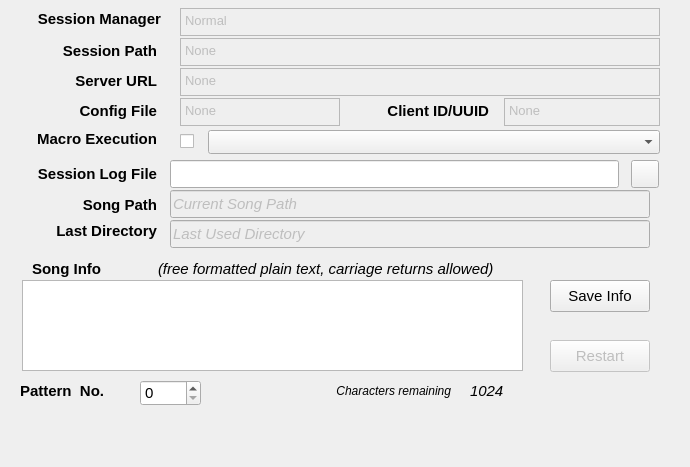
The window that seq_qt5/forms/qsessionframe.ui (ahlstromcj/seq66) describes before a commit, drawn with Qt 5.
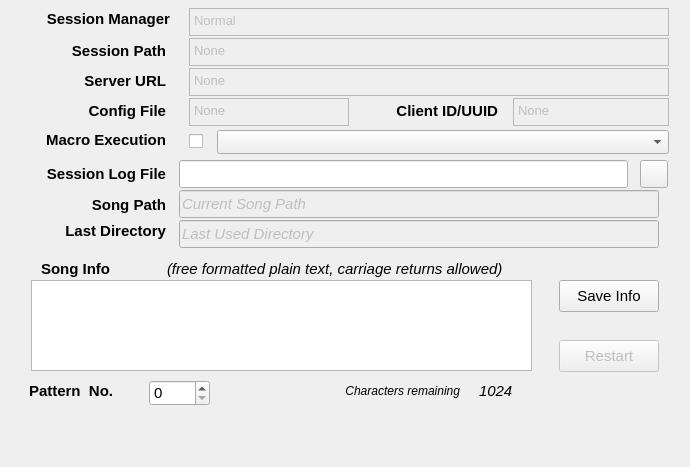
The same window after the commit.

```diff
--- a/seq_qt5/forms/qsessionframe.ui
+++ b/seq_qt5/forms/qsessionframe.ui
@@ -16,7 +16,7 @@
   <widget class="QLabel" name="sessionNameLabel">
    <property name="geometry">
     <rect>
-     <x>8</x>
+     <x>17</x>
      <y>42</y>
      <width>149</width>
      <height>18</height>
@@ -47,7 +47,7 @@
    </property>
    <property name="geometry">
     <rect>
-     <x>180</x>
+     <x>189</x>
      <y>38</y>
      <width>480</width>
      <height>28</height>
@@ -86,14 +86,14 @@
 hr { height: 1px; border-width: 0; }
 li.unchecked::marker { content: &quot;\2610&quot;; }
 li.checked::marker { content: &quot;\2612&quot;; }
-&lt;/style&gt;&lt;/head&gt;&lt;body style=&quot; font-size:11pt; font-weight:400; font-style:normal;&quot;&gt;
+&lt;/style&gt;&lt;/head&gt;&lt;body style=&quot; font-family:'DejaVu LGC Sans'; font-size:11pt; font-weight:400; font-style:normal;&quot;&gt;
 &lt;p style=&quot; margin-top:0px; margin-bottom:0px; margin-left:0px; margin-right:0px; -qt-block-indent:0; text-indent:0px;&quot;&gt;&lt;span style=&quot; font-family:'WenQuanYi Zen Hei'; font-size:10pt; font-weight:456;&quot;&gt;None&lt;/span&gt;&lt;/p&gt;&lt;/body&gt;&lt;/html&gt;</string>
    </property>
   </widget>
   <widget class="QLabel" name="sessionServerUrl">
    <property name="geometry">
     <rect>
-     <x>20</x>
+     <x>29</x>
      <y>72</y>
      <width>137</width>
      <height>18</height>
@@ -124,7 +124,7 @@
    </property>
    <property name="geometry">
     <rect>
-     <x>180</x>
+     <x>189</x>
      <y>68</y>
      <width>480</width>
      <height>28</height>
@@ -163,14 +163,14 @@
 hr { height: 1px; border-width: 0; }
 li.unchecked::marker { content: &quot;\2610&quot;; }
 li.checked::marker { content: &quot;\2612&quot;; }
-&lt;/style&gt;&lt;/head&gt;&lt;body style=&quot; font-size:11pt; font-weight:400; font-style:normal;&quot;&gt;
+&lt;/style&gt;&lt;/head&gt;&lt;body style=&quot; font-family:'DejaVu LGC Sans'; font-size:11pt; font-weight:400; font-style:normal;&quot;&gt;
 &lt;p style=&quot; margin-top:0px; margin-bottom:0px; margin-left:0px; margin-right:0px; -qt-block-indent:0; text-indent:0px;&quot;&gt;&lt;span style=&quot; font-family:'WenQuanYi Zen Hei'; font-size:10pt; font-weight:456;&quot;&gt;None&lt;/span&gt;&lt;/p&gt;&lt;/body&gt;&lt;/html&gt;</string>
    </property>
   </widget>
   <widget class="QLabel" name="sessionLogLabel">
    <property name="geometry">
     <rect>
-     <x>12</x>
+     <x>21</x>
      <y>158</y>
      <width>145</width>
      <height>32</height>
@@ -201,7 +201,7 @@
    </property>
    <property name="geometry">
     <rect>
-     <x>550</x>
+     <x>559</x>
      <y>340</y>
      <width>100</width>
      <height>32</height>
@@ -237,7 +237,7 @@
    </property>
    <property name="geometry">
     <rect>
-     <x>180</x>
+     <x>189</x>
      <y>8</y>
      <width>480</width>
      <height>28</height>
@@ -276,14 +276,14 @@
 hr { height: 1px; border-width: 0; }
 li.unchecked::marker { content: &quot;\2610&quot;; }
 li.checked::marker { content: &quot;\2612&quot;; }
-&lt;/style&gt;&lt;/head&gt;&lt;body style=&quot; font-size:11pt; font-weight:400; font-style:normal;&quot;&gt;
+&lt;/style&gt;&lt;/head&gt;&lt;body style=&quot; font-family:'DejaVu LGC Sans'; font-size:11pt; font-weight:400; font-style:normal;&quot;&gt;
 &lt;p style=&quot; margin-top:0px; margin-bottom:0px; margin-left:0px; margin-right:0px; -qt-block-indent:0; text-indent:0px;&quot;&gt;&lt;span style=&quot; font-family:'WenQuanYi Zen Hei'; font-size:10pt; font-weight:456;&quot;&gt;Normal&lt;/span&gt;&lt;/p&gt;&lt;/body&gt;&lt;/html&gt;</string>
    </property>
   </widget>
   <widget class="QLabel" name="sessionManagerNameLabel">
    <property name="geometry">
     <rect>
-     <x>0</x>
+     <x>9</x>
      <y>10</y>
      <width>161</width>
      <height>18</height>
@@ -305,7 +305,7 @@
   <widget class="QLabel" name="displayNameLabel">
    <property name="geometry">
     <rect>
-     <x>12</x>
+     <x>21</x>
      <y>102</y>
      <width>145</width>
      <height>18</height>
@@ -327,7 +327,7 @@
   <widget class="QLabel" name="clientIdLabel">
    <property name="geometry">
     <rect>
-     <x>364</x>
+     <x>373</x>
      <y>102</y>
      <width>125</width>
      <height>18</height>
@@ -352,7 +352,7 @@
    </property>
    <property name="geometry">
     <rect>
-     <x>180</x>
+     <x>189</x>
      <y>98</y>
      <width>160</width>
      <height>28</height>
@@ -391,7 +391,7 @@
 hr { height: 1px; border-width: 0; }
 li.unchecked::marker { content: &quot;\2610&quot;; }
 li.checked::marker { content: &quot;\2612&quot;; }
-&lt;/style&gt;&lt;/head&gt;&lt;body style=&quot; font-size:11pt; font-weight:400; font-style:normal;&quot;&gt;
+&lt;/style&gt;&lt;/head&gt;&lt;body style=&quot; font-family:'DejaVu LGC Sans'; font-size:11pt; font-weight:400; font-style:normal;&quot;&gt;
 &lt;p style=&quot; margin-top:0px; margin-bottom:0px; margin-left:0px; margin-right:0px; -qt-block-indent:0; text-indent:0px;&quot;&gt;&lt;span style=&quot; font-family:'WenQuanYi Zen Hei'; font-size:10pt; font-weight:456;&quot;&gt;None&lt;/span&gt;&lt;/p&gt;&lt;/body&gt;&lt;/html&gt;</string>
    </property>
   </widget>
@@ -401,7 +401,7 @@
    </property>
    <property name="geometry">
     <rect>
-     <x>504</x>
+     <x>513</x>
      <y>98</y>
      <width>156</width>
      <height>28</height>
@@ -450,7 +450,7 @@
    </property>
    <property name="geometry">
     <rect>
-     <x>170</x>
+     <x>179</x>
      <y>190</y>
      <width>480</width>
      <height>28</height>
@@ -490,10 +490,10 @@
   <widget class="QLabel" name="label">
    <property name="geometry">
     <rect>
-     <x>24</x>
+     <x>15</x>
      <y>130</y>
-     <width>133</width>
-     <height>17</height>
+     <width>151</width>
+     <height>20</height>
     </rect>
    </property>
    <property name="font">
@@ -512,7 +512,7 @@
   <widget class="QComboBox" name="macroComboBox">
    <property name="geometry">
     <rect>
-     <x>208</x>
+     <x>217</x>
      <y>130</y>
      <width>452</width>
      <height>24</height>
@@ -539,7 +539,7 @@
   <widget class="QCheckBox" name="checkBoxMacrosActive">
    <property name="geometry">
     <rect>
-     <x>180</x>
+     <x>189</x>
      <y>130</y>
      <width>21</width>
      <height>22</height>
@@ -552,7 +552,7 @@
   <widget class="QLineEdit" name="lineEditLogFile">
    <property name="geometry">
     <rect>
-     <x>170</x>
+     <x>179</x>
      <y>160</y>
      <width>449</width>
      <height>28</height>
@@ -582,7 +582,7 @@
   <widget class="QPlainTextEdit" name="plainTextSongInfo">
    <property name="geometry">
     <rect>
-     <x>22</x>
+     <x>31</x>
      <y>280</y>
      <width>501</width>
      <height>91</height>
@@ -602,7 +602,7 @@
   <widget class="QLabel" name="labelTrackInfo">
    <property name="geometry">
     <rect>
-     <x>32</x>
+     <x>41</x>
      <y>260</y>
      <width>125</width>
      <height>17</height>
@@ -621,7 +621,7 @@
   <widget class="QLabel" name="label_3">
    <property name="geometry">
     <rect>
-     <x>158</x>
+     <x>167</x>
      <y>260</y>
      <width>393</width>
      <height>17</height>
@@ -640,7 +640,7 @@
   <widget class="QLabel" name="labelCharsRemaining">
    <property name="geometry">
     <rect>
-     <x>260</x>
+     <x>269</x>
      <y>380</y>
      <width>191</width>
      <height>22</height>
@@ -667,7 +667,7 @@
   <widget class="QLabel" name="labelCharactersRemaining">
    <property name="geometry">
     <rect>
-     <x>470</x>
+     <x>479</x>
      <y>380</y>
      <width>71</width>
      <height>22</height>
@@ -695,7 +695,7 @@
   <widget class="QPushButton" name="pushButtonSaveInfo">
    <property name="geometry">
     <rect>
-     <x>550</x>
+     <x>559</x>
      <y>280</y>
      <width>100</width>
      <height>32</height>
@@ -725,7 +725,7 @@
   <widget class="QSpinBox" name="spinBoxTrackNumber">
    <property name="geometry">
     <rect>
-     <x>140</x>
+     <x>149</x>
      <y>380</y>
      <width>61</width>
      <height>26</height>
@@ -746,7 +746,7 @@
   <widget class="QLabel" name="label_2">
    <property name="geometry">
     <rect>
-     <x>16</x>
+     <x>25</x>
      <y>220</y>
      <width>141</width>
      <height>22</height>
@@ -771,7 +771,7 @@
    </property>
    <property name="geometry">
     <rect>
-     <x>170</x>
+     <x>179</x>
      <y>220</y>
      <width>480</width>
      <height>28</height>
@@ -799,7 +799,7 @@
   <widget class="QLabel" name="label_4">
    <property name="geometry">
     <rect>
-     <x>46</x>
+     <x>55</x>
      <y>194</y>
      <width>111</width>
      <height>22</height>
@@ -821,7 +821,7 @@
   <widget class="QLabel" name="label_5">
    <property name="geometry">
     <rect>
-     <x>20</x>
+     <x>29</x>
      <y>380</y>
      <width>131</width>
      <height>22</height>
@@ -840,7 +840,7 @@
   <widget class="QPushButton" name="pushButtonLogFileClear">
    <property name="geometry">
     <rect>
-     <x>631</x>
+     <x>640</x>
      <y>160</y>
      <width>28</width>
      <height>28</height>
```
Left out of the diff: 36 changed lines with no effect on the pictures.
